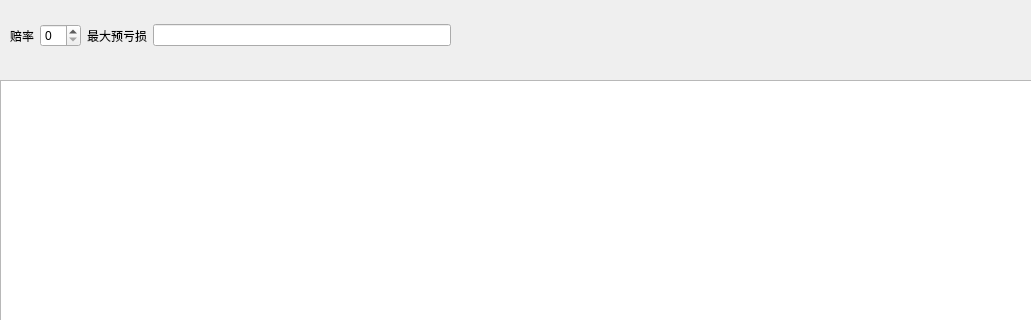
Above: UI/loss_analysis.ui from Lh-Big-Bungy/liuhecai_demo before the change; both pictures show x 0 to 1031 and y 0 to 320 of the 1181 by 750 pixel window. Below: the same form after it.
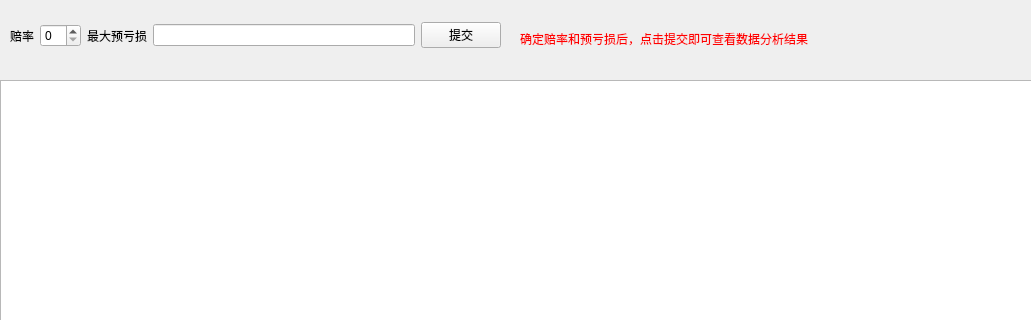
That is the form after the change.

Commit message: 数据写入数据库，报错提示弹窗都已完成

```diff
--- a/UI/loss_analysis.ui
+++ b/UI/loss_analysis.ui
@@ -28,7 +28,7 @@
     <rect>
      <x>10</x>
      <y>0</y>
-     <width>441</width>
+     <width>491</width>
      <height>71</height>
     </rect>
    </property>
@@ -53,8 +53,28 @@
     <item>
      <widget class="QLineEdit" name="lineEdit"/>
     </item>
+    <item>
+     <widget class="QPushButton" name="pushButton">
+      <property name="text">
+       <string>提交</string>
+      </property>
+     </widget>
+    </item>
    </layout>
   </widget>
+  <widget class="QLabel" name="label">
+   <property name="geometry">
+    <rect>
+     <x>520</x>
+     <y>30</y>
+     <width>361</width>
+     <height>16</height>
+    </rect>
+   </property>
+   <property name="text">
+    <string>&lt;html&gt;&lt;head/&gt;&lt;body&gt;&lt;p&gt;&lt;span style=&quot; color:#ff0000;&quot;&gt;确定赔率和预亏损后，点击提交即可查看数据分析结果&lt;/span&gt;&lt;/p&gt;&lt;/body&gt;&lt;/html&gt;</string>
+   </property>
+  </widget>
  </widget>
  <resources/>
  <connections/>
```
The commit also changes 24 other files.
